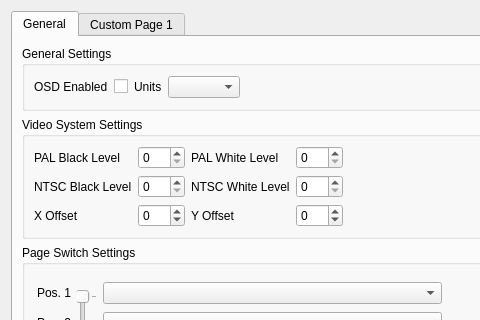
Qt form ground/gcs/src/plugins/config/osd.ui (TauLabs/TauLabs) before a commit; both pictures show x 0 to 480 and y 0 to 320 of the 903 by 735 pixel window.
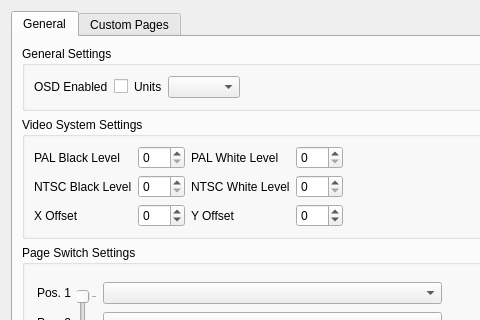
The same form after that commit.

Commit message: WIP: add configurable OSD pages

The edit to the form file:
```diff
--- a/ground/gcs/src/plugins/config/osd.ui
+++ b/ground/gcs/src/plugins/config/osd.ui
@@ -621,7 +621,7 @@
      </widget>
      <widget class="QWidget" name="tabPage1">
       <attribute name="title">
-       <string>Custom Page 1</string>
+       <string>Custom Pages</string>
       </attribute>
      </widget>
     </widget>
```
Left out of the diff: 2 changed lines with no effect on the pictures. The commit also changes 4 other files.
